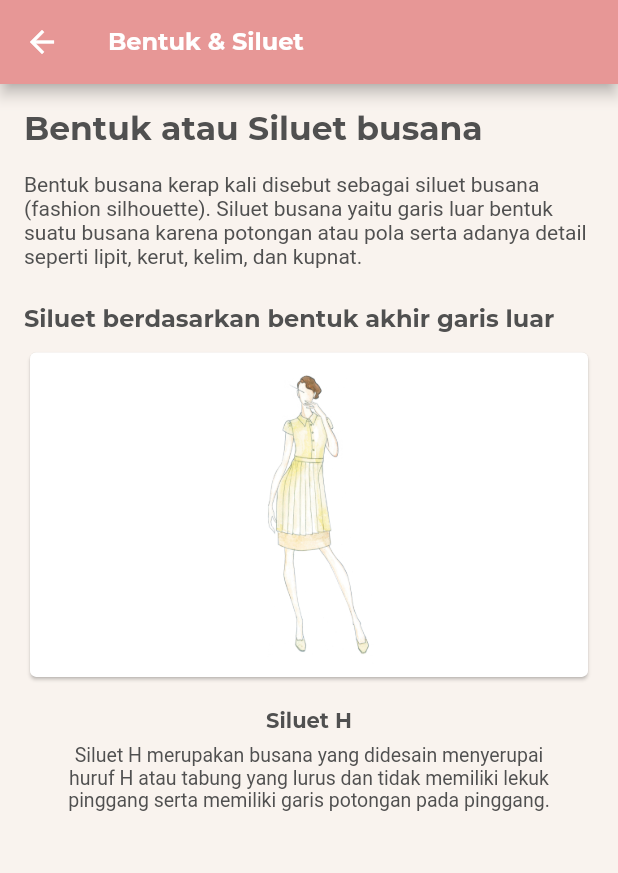
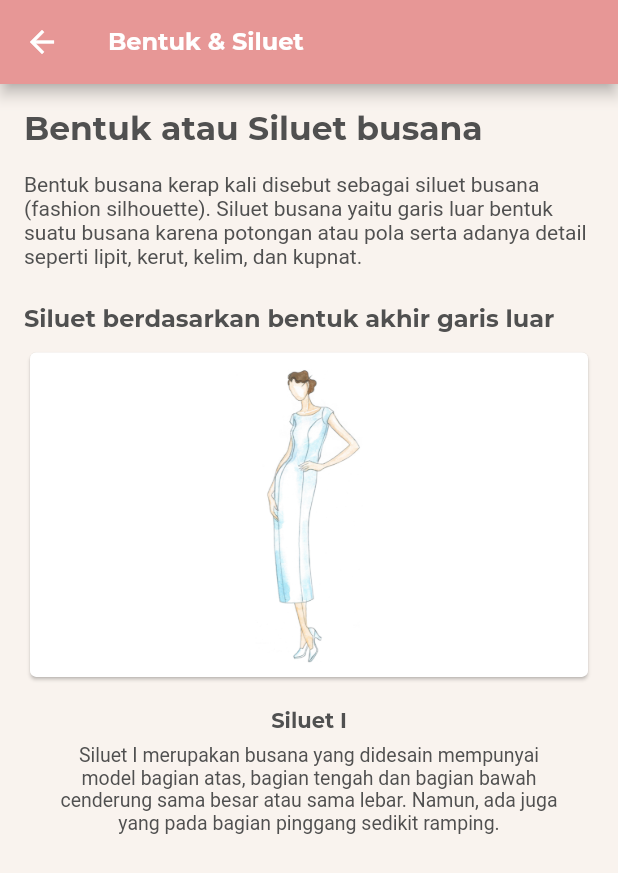
Before and after one commit to riansyahrobi8/TailorApp, a Flutter app: the SilhouetteScreen screen opened directly, swiped to page 2, on a phone screen of 412 x 824 dp. Shown: the top 873 px of the screen. Run offline on Flutter 3.47's test engine with Material 2 defaults, Android fonts, the light colour scheme and no system bars; project files that could hold a hidden picture were left out.

Commit message:
edit silhouette screen and adding datasiluest.json

```diff
--- a/lib/screens/materi/SilhouetteScreen.dart
+++ b/lib/screens/materi/SilhouetteScreen.dart
@@ -1,7 +1,10 @@
+import 'dart:convert';
+
 import 'package:flutter/material.dart';
 import 'package:tailorapp/widgets/MyCustomSilhouette.dart';
 import 'package:tailorapp/widgets/MyCustomText.dart';
 import 'package:tailorapp/utils/customColor.dart' as myColor;
+import 'package:flutter/services.dart' as rootBundle;
 
 class SilhouetteScreen extends StatefulWidget {
   @override
@@ -12,6 +15,11 @@ class _SilhouetteScreenState extends State<SilhouetteScreen> {
   final controller = PageController(
     initialPage: 0,
   );
+
+  Future<dynamic> getSiluets() async {
+    return jsonDecode(
+        await rootBundle.rootBundle.loadString("assets/data/datasiluets.json"));
+  }
 
   @override
   Widget build(BuildContext context) {
@@ -65,59 +73,26 @@ class _SilhouetteScreenState extends State<SilhouetteScreen> {
                 height: 8.0,
               ),
               Expanded(
-                child: PageView(
-                  controller: controller,
-                  children: [
-                    MyCustomSilhouette(
-                      title: "Siluet A",
-                      tag: "siluetA",
-                      urlImage: "siluet/siluetA",
-                      desc:
-                          "Siluet A merupakan busana yang didesain pada bagian atas kecil dan bagian bawah besar, baik panjang maupun pendek dengan lengan ataupun tanpa lengan.",
-                    ),
-                    MyCustomSilhouette(
-                      title: "Siluet H",
-                      tag: "siluetH",
-                      urlImage: "siluet/siluetH",
-                      desc:
-                          "Siluet H merupakan busana yang didesain menyerupai huruf H atau tabung yang lurus dan tidak memiliki lekuk pinggang serta memiliki garis potongan pada pinggang.",
-                    ),
-                    MyCustomSilhouette(
-                      title: "Siluet I",
-                      tag: "siluetI",
-                      urlImage: "siluet/siluetI",
-                      desc:
-                          "Siluet I merupakan busana yang didesain mempunyai model bagian atas, bagian tengah dan bagian bawah cenderung sama besar atau sama lebar. Namun, ada juga yang pada bagian pinggang sedikit ramping.",
-                    ),
-                    MyCustomSilhouette(
-                      title: "Siluet L",
-                      tag: "siluetL",
-                      urlImage: "siluet/siluetL",
-                      desc:
-                          "Siluet L merupakan busana yang didesain menyerupai siluet I namun diberi tambahan dibagian belakang dengan bentuk panjang atau drapery.",
-                    ),
-                    MyCustomSilhouette(
-                      title: "Siluet S",
-                      tag: "siluetS",
-                      urlImage: "siluet/siluetS",
-                      desc:
-                          "Siluet S merupakan busana yang didesain pada bagian atas besar, kecil pada bagian pinggang dan besar pada bagian bawah (rok).",
-                    ),
-                    MyCustomSilhouette(
-                      title: "Siluet T",
-                      tag: "siluetT",
-                      urlImage: "siluet/siluetT",
-                      desc:
-                          "Siluet T merupakan siluet busana yang didesain kecil pada garis leher, besar pada lengan dan kecil pada bagan bawah (rok).",
-                    ),
-                    MyCustomSilhouette(
-                      title: "Siluet Y",
-                      tag: "siluetY",
-                      urlImage: "siluet/siluetY",
-                      desc:
-                          "Siluet Y merupakan busana yang didesain pada bagian atas lebar dengan garis leher V dan bagian bawah (rok) mengecil atau menyempit.",
-                    ),
-                  ],
+                child: FutureBuilder(
+                  future: getSiluets(),
+                  builder: (context, snapshot) {
+                    if (!snapshot.hasData) {
+                      return Center(
+                        child: CircularProgressIndicator(),
+                      );
+                    } else {
+                      var data = snapshot.data;
+                      return PageView.builder(
+                        itemBuilder: (context, index) => MyCustomSilhouette(
+                          title: data[index]['title'],
+                          tag: data[index]['tag'],
+                          urlImage: data[index]['urlImage'],
+                          desc: data[index]['desc'],
+                        ),
+                        itemCount: data.length,
+                      );
+                    }
+                  },
                 ),
               ),
             ],
--- a/pubspec.yaml
+++ b/pubspec.yaml
@@ -54,6 +54,7 @@ flutter:
     - assets/images/materi/submateri/
     - assets/images/materi/siluet/
     - assets/data/datamateri.json
+    - assets/data/datasiluets.json
   #   - images/a_dot_ham.jpeg
   # An image asset can refer to one or more resolution-specific "variants", see
   # https://flutter.dev/assets-and-images/#resolution-aware.
```
Also changed, not shown: assets/data/datasiluets.json (added, +44 -0 lines).
